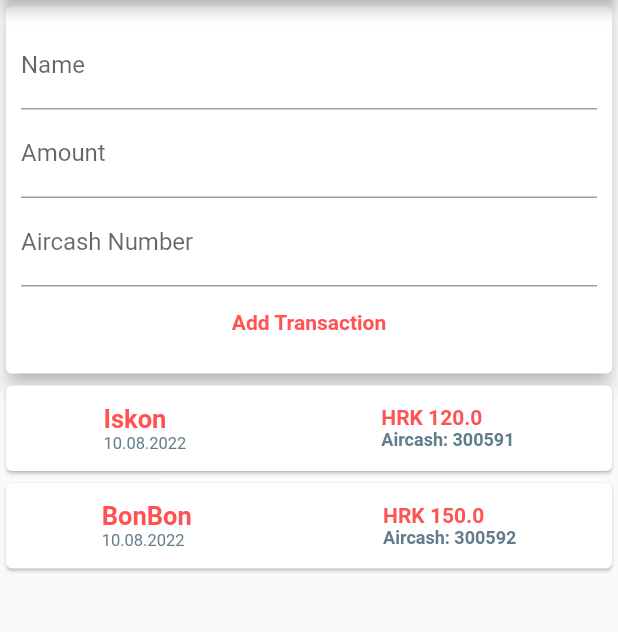
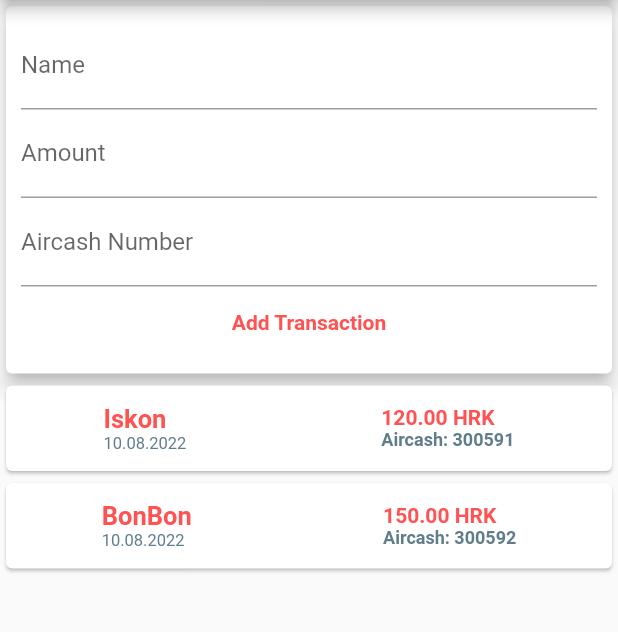
Before and after one commit to PetarCRO/Financy, a Flutter app: the screen it shows after launch, on a phone screen of 412 x 824 dp, the part 84-716 px from its top. Run offline on Flutter 3.47's test engine with Material 2 defaults, Android fonts, the phone set to English and light mode, and no system bars.

Commit message:
fixed transaction issues

```diff
--- a/lib/main.dart
+++ b/lib/main.dart
@@ -1,6 +1,6 @@
-import 'package:financy/transaction.dart';
+import 'package:financy/widgets/user_transactions.dart';
 import 'package:flutter/material.dart';
-import 'package:intl/intl.dart';
+import 'package:financy/widgets/user_transactions.dart';
 
 void main() {
   runApp(MyApp());
@@ -8,20 +8,6 @@
 
 class MyApp extends StatelessWidget {
   MyApp({super.key});
-  final List<Transaction> transactions = [
-    Transaction(
-        id: 1,
-        title: 'Iskon',
-        amount: 120,
-        date: DateTime.now(),
-        aircashNo: 300591),
-    Transaction(
-        id: 2,
-        title: 'BonBon',
-        amount: 150,
-        date: DateTime.now(),
-        aircashNo: 300592),
-  ];
 
   @override
   Widget build(BuildContext context) {
@@ -35,102 +21,7 @@
           body: SingleChildScrollView(
             child: Column(
               crossAxisAlignment: CrossAxisAlignment.stretch,
-              children: [
-                Card(
-                  elevation: 5,
-                  child: Container(
-                    padding: EdgeInsets.all(10),
-                    child: Column(
-                      children: [
-                        TextField(
-                          decoration: InputDecoration(labelText: 'Name'),
-                        ),
-                        TextField(
-                          decoration: InputDecoration(labelText: 'Amount'),
-                        ),
-                        TextField(
-                          decoration:
-                              InputDecoration(labelText: 'Aircash Number'),
-                        ),
-                        Container(
-                          width: double.infinity,
-                          child: TextButton(
-                            onPressed: () {},
-                            child: Text(
-                              'Add Transaction',
-                              style: TextStyle(
-                                  color: Colors.redAccent,
-                                  fontWeight: FontWeight.bold),
-                            ),
-                          ),
-                        ),
-                      ],
-                    ),
-                  ),
-                ),
-                Column(
-                  children: [
-                    ...transactions.map(
-                      ((tx) {
-                        return SizedBox(
-                          width: double.infinity,
-                          child: Card(
-                            child: Padding(
-                              padding:
-                                  const EdgeInsets.symmetric(vertical: 12.0),
-                              child: Row(
-                                  mainAxisAlignment:
-                                      MainAxisAlignment.spaceAround,
-                                  crossAxisAlignment: CrossAxisAlignment.center,
-                                  children: [
-                                    Column(
-                                      crossAxisAlignment:
-                                          CrossAxisAlignment.start,
-                                      children: [
-                                        Text(
-                                          tx.title,
-                                          style: TextStyle(
-                                              fontSize: 17,
-                                              fontWeight: FontWeight.bold,
-                                              color: Colors.redAccent),
-                                        ),
-                                        Text(
-                                          DateFormat('dd.MM.yyyy')
-                                              .format(tx.date),
-                                          style: TextStyle(
-                                              fontSize: 11,
-                                              color: Colors.blueGrey),
-                                        )
-                                      ],
-                                    ),
-                                    Column(
-                                        crossAxisAlignment:
-                                            CrossAxisAlignment.start,
-                                        children: [
-                                          Text(
-                                            'HRK ${tx.amount}',
-                                            style: TextStyle(
-                                                fontSize: 14,
-                                                fontWeight: FontWeight.bold,
-                                                color: Colors.redAccent),
-                                          ),
-                                          Text(
-                                            'Aircash: ${tx.aircashNo}',
-                                            style: TextStyle(
-                                                fontSize: 12,
-                                                fontWeight: FontWeight.bold,
-                                                color: Colors.blueGrey),
-                                          )
-                                        ]),
-                                  ]),
-                            ),
-                          ),
-                        );
-                      }),
-                    ).toList(),
-                  ],
-                ),
-              ],
+              children: [UserTransactions()],
             ),
           )),
     );
--- a/lib/transaction.dart
+++ b/lib/models/transaction.dart
@@ -1,5 +1,5 @@
 class Transaction {
-  final int id;
+  final String id;
   final String title;
   final double amount;
   final DateTime date;
--- /dev/null
+++ b/lib/widgets/new_transaction.dart
@@ -0,0 +1,54 @@
+import 'package:flutter/material.dart';
+import './user_transactions.dart';
+
+class NewTransaction extends StatelessWidget {
+  final Function addTx;
+  final titleController = TextEditingController();
+  final amountController = TextEditingController();
+  final aircashNoController = TextEditingController();
+
+  NewTransaction(this.addTx);
+
+  @override
+  Widget build(BuildContext context) {
+    return Card(
+      elevation: 5,
+      child: Container(
+        padding: EdgeInsets.all(10),
+        child: Column(
+          children: [
+            TextField(
+              decoration: InputDecoration(labelText: 'Name'),
+              controller: titleController,
+            ),
+            TextField(
+              decoration: InputDecoration(labelText: 'Amount'),
+              controller: amountController,
+            ),
+            TextField(
+              decoration: InputDecoration(labelText: 'Aircash Number'),
+              controller: aircashNoController,
+            ),
+            Container(
+              width: double.infinity,
+              child: TextButton(
+                onPressed: () {
+                  addTx(
+                    titleController.text,
+                    double.parse(amountController.text),
+                    int.parse(aircashNoController.text),
+                  );
+                },
+                child: Text(
+                  'Add Transaction',
+                  style: TextStyle(
+                      color: Colors.redAccent, fontWeight: FontWeight.bold),
+                ),
+              ),
+            ),
+          ],
+        ),
+      ),
+    );
+  }
+}
--- /dev/null
+++ b/lib/widgets/transaction_list.dart
@@ -0,0 +1,69 @@
+import 'package:flutter/material.dart';
+import '../models/transaction.dart';
+import 'package:intl/intl.dart';
+
+class TransactionList extends StatelessWidget {
+  final List<Transaction> transactions;
+
+  TransactionList(this.transactions);
+
+  @override
+  Widget build(BuildContext context) {
+    return Column(
+      children: [
+        ...transactions.map(
+          ((tx) {
+            return SizedBox(
+              width: double.infinity,
+              child: Card(
+                child: Padding(
+                  padding: const EdgeInsets.symmetric(vertical: 12.0),
+                  child: Row(
+                      mainAxisAlignment: MainAxisAlignment.spaceAround,
+                      crossAxisAlignment: CrossAxisAlignment.center,
+                      children: [
+                        Column(
+                          crossAxisAlignment: CrossAxisAlignment.start,
+                          children: [
+                            Text(
+                              tx.title,
+                              style: TextStyle(
+                                  fontSize: 17,
+                                  fontWeight: FontWeight.bold,
+                                  color: Colors.redAccent),
+                            ),
+                            Text(
+                              DateFormat('dd.MM.yyyy').format(tx.date),
+                              style: TextStyle(
+                                  fontSize: 11, color: Colors.blueGrey),
+                            )
+                          ],
+                        ),
+                        Column(
+                            crossAxisAlignment: CrossAxisAlignment.start,
+                            children: [
+                              Text(
+                                tx.amount.toStringAsFixed(2) + ' HRK',
+                                style: TextStyle(
+                                    fontSize: 14,
+                                    fontWeight: FontWeight.bold,
+                                    color: Colors.redAccent),
+                              ),
+                              Text(
+                                'Aircash: ${tx.aircashNo}',
+                                style: TextStyle(
+                                    fontSize: 12,
+                                    fontWeight: FontWeight.bold,
+                                    color: Colors.blueGrey),
+                              )
+                            ]),
+                      ]),
+                ),
+              ),
+            );
+          }),
+        ).toList(),
+      ],
+    );
+  }
+}
--- /dev/null
+++ b/lib/widgets/user_transactions.dart
@@ -0,0 +1,49 @@
+import 'package:flutter/material.dart';
+import 'package:financy/widgets/new_transaction.dart';
+import 'package:financy/widgets/transaction_list.dart';
+import '../models/transaction.dart';
+
+class UserTransactions extends StatefulWidget {
+  @override
+  State<UserTransactions> createState() => _UserTransactionsState();
+}
+
+class _UserTransactionsState extends State<UserTransactions> {
+  final List<Transaction> _userTransactions = [
+    Transaction(
+        id: '1',
+        title: 'Iskon',
+        amount: 120,
+        date: DateTime.now(),
+        aircashNo: 300591),
+    Transaction(
+        id: '2',
+        title: 'BonBon',
+        amount: 150,
+        date: DateTime.now(),
+        aircashNo: 300592),
+  ];
+
+  void _addNewTransaction(String TxTitle, double TxAmount, int TxAircashNo) {
+    final newTx = Transaction(
+      title: TxTitle,
+      amount: TxAmount,
+      aircashNo: TxAircashNo,
+      date: DateTime.now(),
+      id: DateTime.now().toString(),
+    );
+    setState(() {
+      _userTransactions.add(newTx);
+    });
+  }
+
+  @override
+  Widget build(BuildContext context) {
+    return Column(
+      children: [
+        NewTransaction(_addNewTransaction),
+        TransactionList(_userTransactions)
+      ],
+    );
+  }
+}
```
